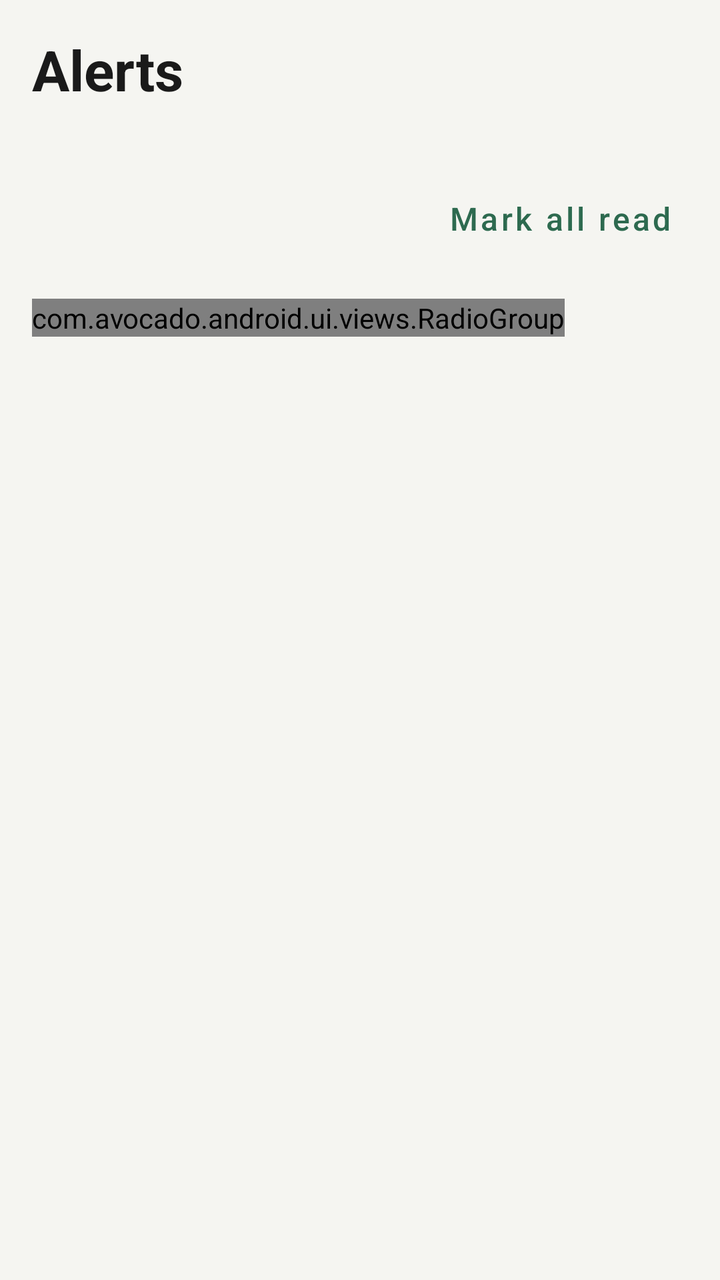
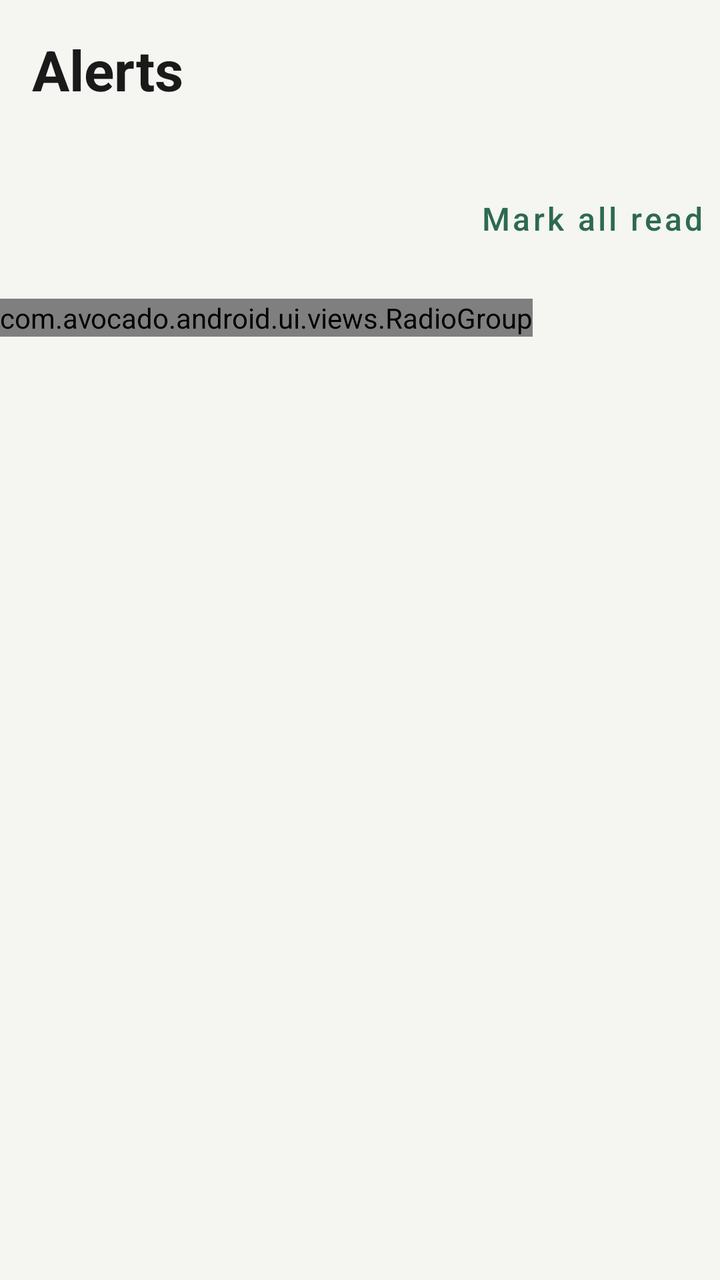

An Android layout rendered at two revisions. The XML below is the earlier revision; the diff shows what the commit changed to produce the second picture.
<!-- AndroidManifest.xml: application theme Theme.Avocado -->
<!-- res/layout/activity_alerts.xml -->
<?xml version="1.0" encoding="utf-8"?>
<LinearLayout xmlns:android="http://schemas.android.com/apk/res/android"
    xmlns:app="http://schemas.android.com/apk/res-auto"
    android:layout_width="match_parent"
    android:layout_height="match_parent"
    android:orientation="vertical"
    android:background="#F5F5F1">

    <androidx.core.widget.NestedScrollView
        android:layout_width="match_parent"
        android:layout_height="0dp"
        android:layout_weight="1"
        android:fillViewport="true">
        <LinearLayout
            android:orientation="vertical"
            android:layout_width="match_parent"
            android:layout_height="match_parent"
            android:padding="16dp">
            <TextView
                android:layout_width="wrap_content"
                android:layout_height="wrap_content"
                android:text="Alerts"
                android:textSize="28sp"
                android:textColor="@color/ink"
                android:textStyle="bold"
                android:layout_marginBottom="32dp"/>
            <LinearLayout
                android:orientation="horizontal"
                android:layout_width="match_parent"
                android:layout_height="wrap_content"
                android:layout_marginBottom="16dp"
                android:gravity="end">
                <Button
                    android:id="@+id/activity_alerts_mark_all_read_button"
                    style="@style/Widget.MaterialComponents.Button.TextButton"
                    android:layout_width="wrap_content"
                    android:layout_height="wrap_content"
                    android:textColor="@color/sage"
                    android:textSize="16sp"
                    android:text="Mark all read"
                    android:textAllCaps="false" />
            </LinearLayout>
            <HorizontalScrollView
                android:layout_width="match_parent"
                android:layout_height="wrap_content"
                android:layout_marginBottom="16dp">
                <com.avocado.android.ui.views.RadioGroup
                    android:id="@+id/activity_alerts_categories_radio_group"
                    android:orientation="horizontal"
                    android:layout_width="wrap_content"
                    android:layout_height="wrap_content">
                    <com.avocado.android.ui.views.RadioButtonNine
                        android:id="@+id/activity_alerts_categories_all_radio_button"
                        android:layout_width="wrap_content"
                        android:layout_height="wrap_content"
                        app:text="All"/>
                    <com.avocado.android.ui.views.RadioButtonNine
                        android:id="@+id/activity_alerts_categories_unread_radio_button"
                        android:layout_width="wrap_content"
                        android:layout_height="wrap_content"
                        app:text="Unread (3)"/>
                    <com.avocado.android.ui.views.RadioButtonNine
                        android:id="@+id/activity_alerts_categories_warn_radio_button"
                        android:layout_width="wrap_content"
                        android:layout_height="wrap_content"
                        app:text="Warn"/>
                    <com.avocado.android.ui.views.RadioButtonNine
                        android:id="@+id/activity_alerts_categories_urgent_radio_button"
                        android:layout_width="wrap_content"
                        android:layout_height="wrap_content"
                        app:text="Urgent"/>
                </com.avocado.android.ui.views.RadioGroup>
            </HorizontalScrollView>
            <androidx.recyclerview.widget.RecyclerView
                android:id="@+id/activity_alerts_recycler_view"
                android:layout_width="match_parent"
                android:layout_height="wrap_content"
                android:layout_marginBottom="16dp"/>
        </LinearLayout>
    </androidx.core.widget.NestedScrollView>
</LinearLayout>
<!-- resources referenced by this layout -->
<resources>
  <color name="ink">#1A1A1A</color>
  <color name="sage">#2D6A4F</color>
  <style name="Theme.Avocado" parent="Theme.MaterialComponents.DayNight.NoActionBar">
          
          <item name="colorPrimary">@color/primary</item>
          <item name="colorPrimaryVariant">@color/primary_variant</item>
          <item name="colorOnPrimary">@color/on_primary</item>
          
          <item name="colorSecondary">@color/secondary</item>
          <item name="colorSecondaryVariant">@color/secondary_variant</item>
          <item name="colorOnSecondary">@color/on_secondary</item>
          
          <item name="android:statusBarColor">?attr/colorPrimaryVariant</item>
          
      </style>
  <color name="primary">#FF1A1A1A</color>
  <color name="primary_variant">#FF000000</color>
  <color name="on_primary">#FFFFFFFF</color>
  <color name="secondary">#FF9E9E9E</color>
  <color name="secondary_variant">#FF707070</color>
  <color name="on_secondary">#FF000000</color>
</resources>

<!-- the commit's change to res/layout/activity_alerts.xml (unified diff, before → after) -->
@@ -3,6 +3,7 @@
     xmlns:app="http://schemas.android.com/apk/res-auto"
     android:layout_width="match_parent"
     android:layout_height="match_parent"
+    xmlns:tools="http://schemas.android.com/tools"
     android:orientation="vertical"
     android:background="#F5F5F1">
 
@@ -14,8 +15,7 @@
         <LinearLayout
             android:orientation="vertical"
             android:layout_width="match_parent"
-            android:layout_height="match_parent"
-            android:padding="16dp">
+            android:layout_height="match_parent">
             <TextView
                 android:layout_width="wrap_content"
                 android:layout_height="wrap_content"
@@ -23,7 +23,10 @@
                 android:textSize="28sp"
                 android:textColor="@color/ink"
                 android:textStyle="bold"
-                android:layout_marginBottom="32dp"/>
+                android:layout_marginBottom="32dp"
+                android:layout_marginTop="16dp"
+                android:layout_marginStart="16dp"
+                android:layout_marginEnd="16dp"/>
             <LinearLayout
                 android:orientation="horizontal"
                 android:layout_width="match_parent"
@@ -58,7 +61,7 @@
                         android:id="@+id/activity_alerts_categories_unread_radio_button"
                         android:layout_width="wrap_content"
                         android:layout_height="wrap_content"
-                        app:text="Unread (3)"/>
+                        app:text="Unread"/>
                     <com.avocado.android.ui.views.RadioButtonNine
                         android:id="@+id/activity_alerts_categories_warn_radio_button"
                         android:layout_width="wrap_content"
@@ -75,7 +78,76 @@
                 android:id="@+id/activity_alerts_recycler_view"
                 android:layout_width="match_parent"
                 android:layout_height="wrap_content"
-                android:layout_marginBottom="16dp"/>
+                android:layout_marginBottom="16dp"
+                android:layout_marginTop="0dp"
+                android:layout_marginStart="16dp"
+                android:layout_marginEnd="16dp"
+                tools:listitem="@layout/alerts_layout"/>
         </LinearLayout>
     </androidx.core.widget.NestedScrollView>
 </LinearLayout>
+<!-- res/layout/alerts_layout.xml (included above) -->
+<?xml version="1.0" encoding="utf-8"?>
+<LinearLayout
+    android:id="@+id/alerts_layout_linear_layout"
+    android:orientation="horizontal"
+    android:layout_width="match_parent"
+    android:layout_height="wrap_content"
+    android:padding="16dp"
+    android:background="@drawable/layout_background_3"
+    android:layout_marginTop="4dp"
+    android:layout_marginBottom="8dp"
+    android:layout_marginStart="4dp"
+    android:layout_marginEnd="4dp"
+    xmlns:android="http://schemas.android.com/apk/res/android"
+    xmlns:app="http://schemas.android.com/apk/res-auto">
+    <ImageView
+        android:id="@+id/alerts_layout_logo_image_view"
+        android:layout_width="52dp"
+        android:layout_height="52dp"
+        android:padding="12dp"
+        android:src="@drawable/ic_warning_24dp"
+        android:background="@drawable/image_background_5"
+        android:layout_marginEnd="16dp"
+        app:tint="@null"/>
+    <LinearLayout
+        android:orientation="vertical"
+        android:layout_width="0dp"
+        android:layout_height="wrap_content"
+        android:layout_weight="1"
+        android:layout_marginEnd="16dp">
+        <TextView
+            android:id="@+id/alerts_layout_title_text_view"
+            android:layout_width="wrap_content"
+            android:layout_height="wrap_content"
+            android:textSize="18sp"
+            android:textColor="#1A1A1A"
+            android:text="Weekly Scouting Due"
+            android:textStyle="bold"
+            android:layout_marginBottom="4dp"/>
+        <TextView
+            android:id="@+id/alerts_layout_sub_title_text_view"
+            android:layout_width="wrap_content"
+            android:layout_height="wrap_content"
+            android:textSize="16sp"
+            android:textColor="#6B7280"
+            android:text="Block B needs attention"
+            android:textStyle="bold"
+            android:layout_marginBottom="4dp"/>
+        <TextView
+            android:id="@+id/alerts_layout_date_text_view"
+            android:layout_width="wrap_content"
+            android:layout_height="wrap_content"
+            android:textSize="14sp"
+            android:textColor="@color/mist"
+            android:text="Today"
+            android:textStyle="bold" />
+    </LinearLayout>
+    <ImageView
+        android:id="@+id/alerts_layout_clear_image_view"
+        android:layout_width="wrap_content"
+        android:layout_height="wrap_content"
+        android:padding="4dp"
+        android:src="@drawable/ic_clear_24dp"
+        app:tint="@color/mist" />
+</LinearLayout>
<!-- resource entries referenced after the edit -->
@@ -1,7 +1,69 @@
 <!-- resources referenced by this layout -->
 <resources>
   <color name="ink">#1A1A1A</color>
+  <color name="mist">#9CA3AF</color>
   <color name="sage">#2D6A4F</color>
+  <!-- drawable ic_clear_24dp (drawable) -->
+  <vector xmlns:android="http://schemas.android.com/apk/res/android" android:height="24dp" android:tint="#000000" android:viewportHeight="24" android:viewportWidth="24" android:width="24dp">
+        
+      <path android:fillColor="@android:color/white" android:pathData="M19,6.41L17.59,5 12,10.59 6.41,5 5,6.41 10.59,12 5,17.59 6.41,19 12,13.41 17.59,19 19,17.59 13.41,12z"/>
+      
+  </vector>
+  <!-- drawable ic_warning_24dp (drawable) -->
+  <vector xmlns:android="http://schemas.android.com/apk/res/android" android:height="24dp" android:tint="#000000" android:viewportHeight="24" android:viewportWidth="24" android:width="24dp">
+        
+      <path android:fillColor="@android:color/white" android:pathData="M1,21h22L12,2 1,21zM13,18h-2v-2h2v2zM13,14h-2v-4h2v4z"/>
+      
+  </vector>
+  <!-- drawable image_background_5 (drawable) -->
+  <?xml version="1.0" encoding="utf-8"?>
+  <shape xmlns:android="http://schemas.android.com/apk/res/android"
+      android:shape="rectangle">
+  
+      
+      <solid android:color="#FEF0C7" />
+  
+      
+      <stroke
+          android:width="2dp"
+          android:color="#FEF0C7" />
+  
+      
+      <corners android:radius="16dp" />
+  
+  </shape>
+  <!-- drawable layout_background_3 (drawable) -->
+  <?xml version="1.0" encoding="utf-8"?>
+  <layer-list xmlns:android="http://schemas.android.com/apk/res/android">
+  
+      <item>
+          <shape android:shape="rectangle">
+              <solid android:color="#F59E0B" />
+              <stroke
+                  android:width="0dp"
+                  android:color="#F59E0B" />
+              <corners
+                  android:topLeftRadius="16dp"
+                  android:bottomLeftRadius="16dp"
+                  android:topRightRadius="16dp"
+                  android:bottomRightRadius="16dp"/>
+          </shape>
+      </item>
+      <item
+          android:start="8dp">
+          <shape android:shape="rectangle">
+              <solid android:color="#FFFFFF" /> 
+  
+              
+              <corners
+                  android:topLeftRadius="12dp"
+                  android:bottomLeftRadius="12dp"
+                  android:topRightRadius="16dp"
+                  android:bottomRightRadius="16dp"/>
+          </shape>
+      </item>
+  
+  </layer-list>
   <style name="Theme.Avocado" parent="Theme.MaterialComponents.DayNight.NoActionBar">
           
           <item name="colorPrimary">@color/primary</item>
